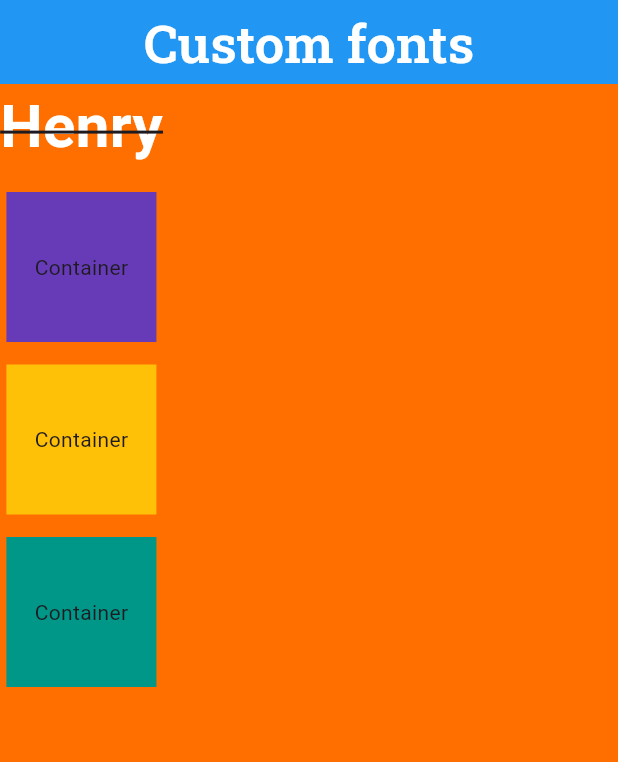
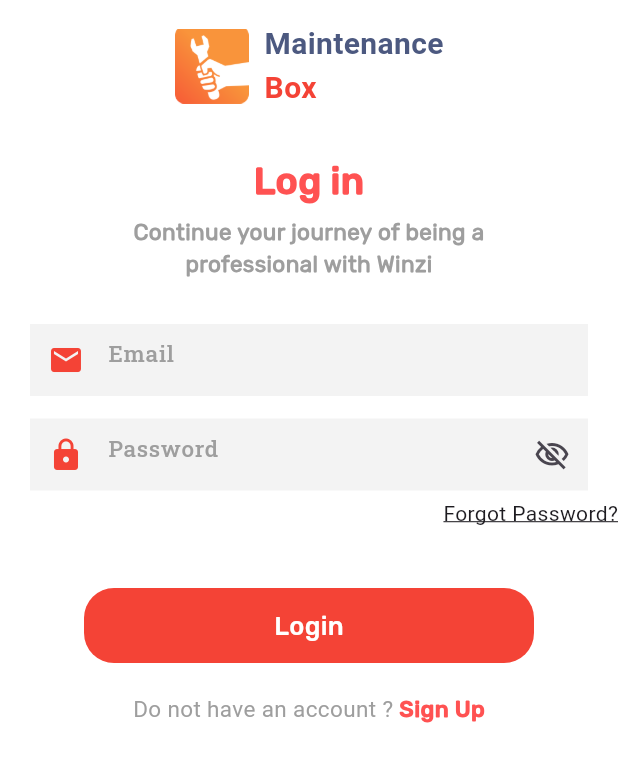
Before and after one commit to R-e-h-a-n-N-a-s-e-e-r/learning-Flutter, a Flutter app: the screen it shows after launch, on a phone screen of 412 x 824 dp. Shown: the top 762 px of the screen. Run offline on Flutter 3.47's test engine with Material 3 defaults, Android fonts, the phone set to English and light mode, and no system bars.

Commit message:
Built a Login page UI

```diff
--- a/lib/main.dart
+++ b/lib/main.dart
@@ -10,58 +10,166 @@ class MyApp extends StatelessWidget {
   @override
   Widget build(BuildContext context) {
     return MaterialApp(
+      debugShowCheckedModeBanner: false,
       home: Scaffold(
-        backgroundColor: Colors.amber.shade900,
-        appBar: AppBar(
-          backgroundColor: Colors.blue,
-          title: Text(
-            "Custom fonts",
-            style: TextStyle(
-              fontSize: 35,
-              fontWeight: FontWeight.w600,
-              color: Colors.white,
-              fontFamily: 'RobotoSlab',
-            ),
-          ),
-          centerTitle: true,
-        ),
+        backgroundColor: Colors.white,
         body: SafeArea(
-          // Safe area keeps things in mobile screen means it do not go outside phone screen.
           child: Column(
-            spacing: 15,
-            mainAxisAlignment: MainAxisAlignment
-                .start, // this align the children as Y-axis or vertical
-            crossAxisAlignment: CrossAxisAlignment.center,
-
+            spacing: 5,
             children: [
-              Text(
-                'Henry',
-                style: TextStyle(
-                  fontSize: 40,
-                  color: Colors.white,
-                  fontWeight: FontWeight.bold,
-                  decoration: TextDecoration.lineThrough,
+              SizedBox(height: 10),
+              Row(
+                spacing: 10,
+                mainAxisAlignment: MainAxisAlignment.center,
+                children: [
+                  Image(
+                    height: 50,
+                    width: 50,
+                    image: AssetImage('assets/logo.png'),
+                  ),
+                  Column(
+                    crossAxisAlignment: CrossAxisAlignment.start,
+                    children: [
+                      Text(
+                        "Maintenance",
+                        style: TextStyle(
+                          fontSize: 20,
+                          fontWeight: FontWeight.w700,
+                          color: Color(0xff4C5980),
+                        ),
+                      ),
+                      Text(
+                        "Box",
+                        style: TextStyle(
+                          fontSize: 20,
+                          fontWeight: FontWeight.w700,
+                          color: Colors.red,
+                        ),
+                      ),
+                    ],
+                  ),
+                ],
+              ),
+              SizedBox(height: 20),
+              Center(
+                child: Text(
+                  'Log in',
+                  style: TextStyle(
+                    fontWeight: FontWeight.bold,
+                    fontSize: 25,
+                    color: Colors.redAccent,
+                    fontFamily: 'rubik_medium',
+                  ),
                 ),
               ),
-              Container(
-                height: 100,
-                width: 100,
-                color: Colors.deepPurple,
-                child: Center(child: Text('Container')),
+              Center(
+                child: Text(
+                  'Continue your journey of being a \nprofessional with Winzi',
+                  textAlign: TextAlign.center,
+                  style: TextStyle(
+                    fontWeight: FontWeight.bold,
+                    fontSize: 15,
+                    color: Colors.grey,
+                    fontFamily: 'rubik_regular',
+                  ),
+                ),
+              ),
+              SizedBox(height: 10),
+              Padding(
+                padding: const EdgeInsets.symmetric(horizontal: 20,vertical: 10),
+                child: TextFormField(
+                  decoration: InputDecoration(
+                    hintText: 'Email',
+                    border: InputBorder.none,
+                    hintStyle: TextStyle(
+                      fontSize: 15,
+                      color: Colors.grey,
+                      fontWeight: FontWeight.w500,
+                      fontFamily: 'RobotoSlab',
+                    ),
+                    prefixIcon: Icon(Icons.email, color: Colors.red),
+                    fillColor: Color(0xfff3f3f3),
+                    filled: true,
+                    focusedBorder: OutlineInputBorder(
+                      borderSide: BorderSide(color: Colors.redAccent),
+                      borderRadius: BorderRadius.circular(15),
+                    ),
+                  ),
+                ),
+              ),
+              Padding(
+                padding: const EdgeInsets.symmetric(horizontal:20),
+                child: TextFormField(
+                  decoration: InputDecoration(
+                    hintText: 'Password',
+                    suffixIcon: Icon(Icons.visibility_off_outlined),
+                    hintStyle: TextStyle(
+                      fontSize: 15,
+                      color: Colors.grey,
+                      fontWeight: FontWeight.w500,
+                      fontFamily: 'RobotoSlab',
+                    ),
+                    prefixIcon: Icon(Icons.lock, color: Colors.red),
+                    fillColor: Color(0xfff3f3f3),
+                    filled: true,
+                    border: InputBorder.none,
+                    focusedBorder: OutlineInputBorder(
+                      borderSide: BorderSide(color: Colors.redAccent),
+                      borderRadius: BorderRadius.circular(15),
+                    ),
+                  ),
+                ),
+              ),
+              Row(
+                mainAxisAlignment: MainAxisAlignment.end,
+
+                children: [
+                  Text('Forgot Password?',style: TextStyle(
+                    decoration: TextDecoration.underline,
+
+                  ),)
+                ],
               ),
 
+              SizedBox(height: 30),
               Container(
-                height: 100,
-                width: 100,
-                color: Colors.amber,
-                child: Center(child: Text('Container')),
+                width: 300,
+                height: 50,
+                decoration: BoxDecoration(
+                  borderRadius: BorderRadius.circular(20),
+                  color: Colors.red,
+                  // border: BoxBorder.all(color: Colors.black87)
+                ),
+
+                child: Center(
+                  child: Text(
+                    'Login',
+                    style: TextStyle(
+                      fontSize: 17,
+                      fontFamily: 'rubik_medium',
+                      color: Colors.white,
+                    ),
+                  ),
+                ),
               ),
-
-              Container(
-                height: 100,
-                width: 100,
-                color: Colors.teal,
-                child: Center(child: Text('Container')),
+              SizedBox(height: 10),
+              Row(
+                mainAxisAlignment: MainAxisAlignment.center,
+                children: [
+                  Text(
+                    'Do not have an account ? ',
+                    style: TextStyle(fontSize: 15, color: Colors.grey),
+                  ),
+                  Text(
+                    'Sign Up',
+                    style: TextStyle(
+                      fontWeight: FontWeight.bold,
+                      fontSize: 15,
+                      color: Colors.redAccent,
+                      fontFamily: 'rubik_medium',
+                    ),
+                  ),
+                ],
               ),
             ],
           ),
--- a/pubspec.yaml
+++ b/pubspec.yaml
@@ -76,6 +76,12 @@ flutter:
     - family: RobotoSlab
       fonts:
         - asset: fonts/RobotoSlab-regular.ttf
+    - family: rubik_medium
+      fonts:
+        - asset: fonts/rubik_medium.ttf
+    - family: rubik_regular
+      fonts:
+        - asset: fonts/rubik_regular.ttf
 
 
 
```
Also changed, not shown: assets/logo.png (added), fonts/rubik_medium.ttf (added), fonts/rubik_regular.ttf (added).
